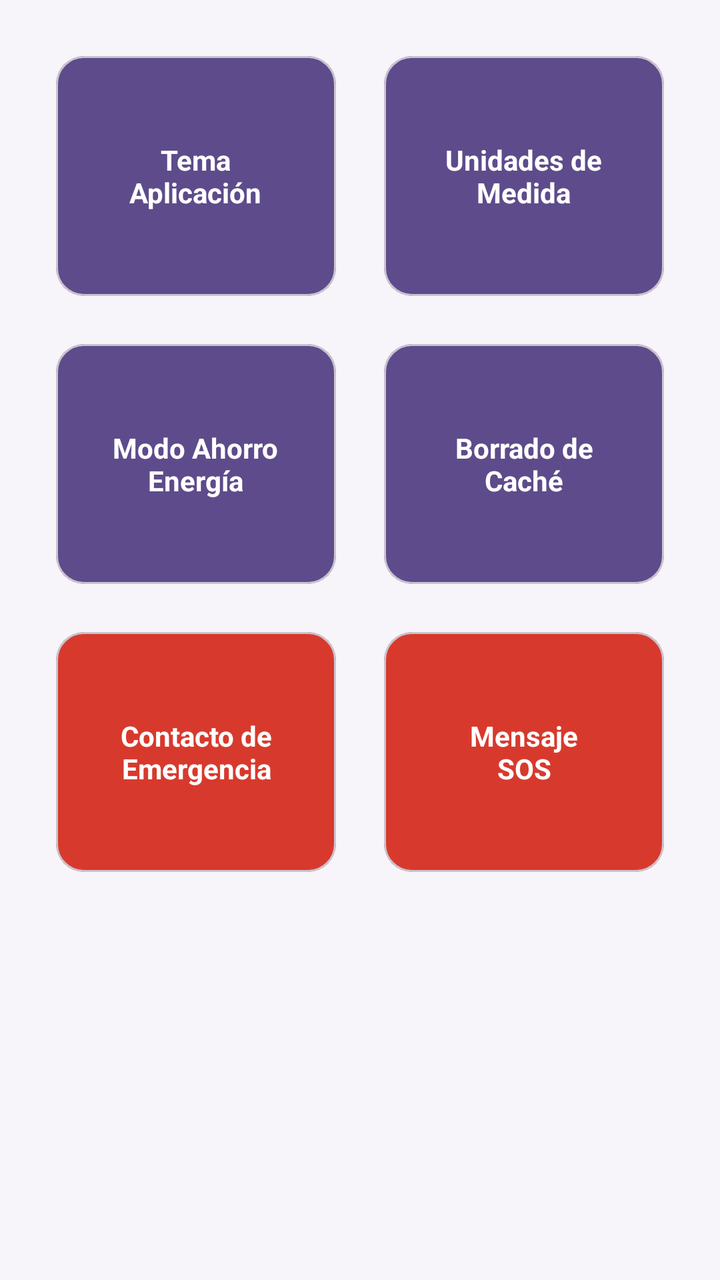
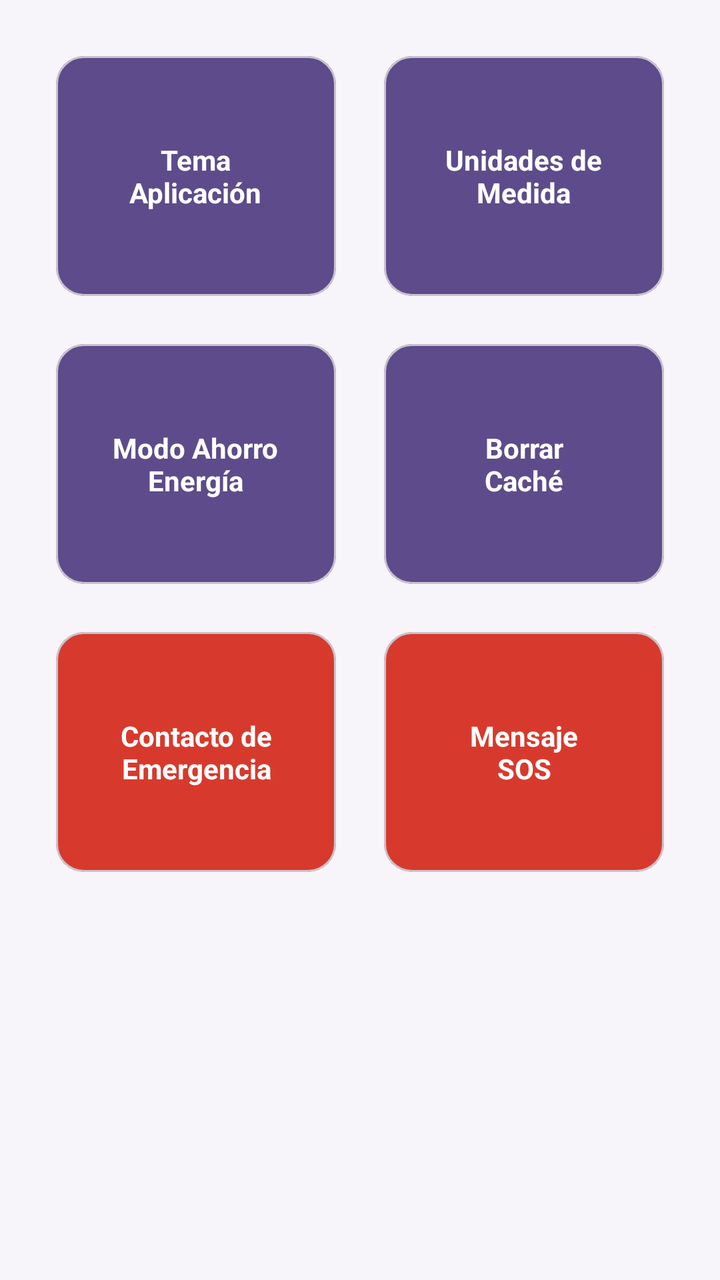

Compare the two renders of this Android layout. The source of the first and the diff that turns it into the second are given below.
<!-- AndroidManifest.xml: application theme Theme.BikeLight -->
<!-- res/layout/fragment_preferencias.xml -->
<?xml version="1.0" encoding="utf-8"?>
<ScrollView xmlns:android="http://schemas.android.com/apk/res/android"
    xmlns:app="http://schemas.android.com/apk/res-auto"
    android:layout_width="match_parent"
    android:layout_height="match_parent"
    android:padding="16dp"
    android:fillViewport="true"
    android:background="@color/bikelight_bg">

    <GridLayout
        android:layout_width="match_parent"
        android:layout_height="wrap_content"
        android:columnCount="2"
        android:alignmentMode="alignMargins"
        android:columnOrderPreserved="false">

        <com.google.android.material.card.MaterialCardView
            android:id="@+id/cardTemaApp"
            android:layout_width="0dp"
            android:layout_height="120dp"
            android:layout_columnWeight="1"
            android:layout_margin="12dp"
            app:cardCornerRadius="14dp"
            app:cardBackgroundColor="@color/bikelight_card">

            <TextView
                android:layout_width="wrap_content"
                android:layout_height="wrap_content"
                android:layout_gravity="center"
                android:gravity="center"
                android:text="Tema\nAplicación"
                android:textColor="@color/white"
                android:textStyle="bold"
                android:textSize="14sp" />
        </com.google.android.material.card.MaterialCardView>

        <com.google.android.material.card.MaterialCardView
            android:id="@+id/cardUnidadesMedida"
            android:layout_width="0dp"
            android:layout_height="120dp"
            android:layout_columnWeight="1"
            android:layout_margin="12dp"
            app:cardCornerRadius="14dp"
            app:cardBackgroundColor="@color/bikelight_card">

            <TextView
                android:layout_width="wrap_content"
                android:layout_height="wrap_content"
                android:layout_gravity="center"
                android:gravity="center"
                android:text="Unidades de\nMedida"
                android:textColor="@color/white"
                android:textStyle="bold"
                android:textSize="14sp" />
        </com.google.android.material.card.MaterialCardView>

        <com.google.android.material.card.MaterialCardView
            android:id="@+id/cardAhorroEnergia"
            android:layout_width="0dp"
            android:layout_height="120dp"
            android:layout_columnWeight="1"
            android:layout_margin="12dp"
            app:cardCornerRadius="14dp"
            app:cardBackgroundColor="@color/bikelight_card">

            <TextView
                android:layout_width="wrap_content"
                android:layout_height="wrap_content"
                android:layout_gravity="center"
                android:gravity="center"
                android:text="Modo Ahorro\nEnergía"
                android:textColor="@color/white"
                android:textStyle="bold"
                android:textSize="14sp" />
        </com.google.android.material.card.MaterialCardView>

        <com.google.android.material.card.MaterialCardView
            android:id="@+id/cardBorrarCache"
            android:layout_width="0dp"
            android:layout_height="120dp"
            android:layout_columnWeight="1"
            android:layout_margin="12dp"
            app:cardCornerRadius="14dp"
            app:cardBackgroundColor="@color/bikelight_card">

            <TextView
                android:layout_width="wrap_content"
                android:layout_height="wrap_content"
                android:layout_gravity="center"
                android:gravity="center"
                android:text="Borrado de\nCaché"
                android:textColor="@color/white"
                android:textStyle="bold"
                android:textSize="14sp" />
        </com.google.android.material.card.MaterialCardView>

        <com.google.android.material.card.MaterialCardView
            android:id="@+id/cardConfigContacto"
            android:layout_width="0dp"
            android:layout_height="120dp"
            android:layout_columnWeight="1"
            android:layout_margin="12dp"
            app:cardCornerRadius="14dp"
            app:cardBackgroundColor="@color/bikelight_sos">

            <TextView
                android:layout_width="wrap_content"
                android:layout_height="wrap_content"
                android:layout_gravity="center"
                android:gravity="center"
                android:text="Contacto de\nEmergencia"
                android:textColor="@color/white"
                android:textStyle="bold"
                android:textSize="14sp" />
        </com.google.android.material.card.MaterialCardView>

        <com.google.android.material.card.MaterialCardView
            android:id="@+id/cardConfigMensajeSos"
            android:layout_width="0dp"
            android:layout_height="120dp"
            android:layout_columnWeight="1"
            android:layout_margin="12dp"
            app:cardCornerRadius="14dp"
            app:cardBackgroundColor="@color/bikelight_sos">

            <TextView
                android:layout_width="wrap_content"
                android:layout_height="wrap_content"
                android:layout_gravity="center"
                android:gravity="center"
                android:text="Mensaje\nSOS"
                android:textColor="@color/white"
                android:textStyle="bold"
                android:textSize="14sp" />
        </com.google.android.material.card.MaterialCardView>
    </GridLayout>
</ScrollView>
<!-- resources referenced by this layout -->
<resources>
  <color name="bikelight_bg">#F7F5FA</color>
  <color name="bikelight_card">#5E4B8B</color>
  <color name="bikelight_sos">#d73a2d</color>
  <color name="white">#FFFFFF</color>
  <style name="Theme.BikeLight" parent="Base.Theme.BikeLight" />
  <style name="Base.Theme.BikeLight" parent="Theme.Material3.DayNight.NoActionBar">
          
          
      </style>
</resources>

<!-- the commit's change to res/layout/fragment_preferencias.xml (unified diff, before → after) -->
@@ -88,7 +88,7 @@
                 android:layout_height="wrap_content"
                 android:layout_gravity="center"
                 android:gravity="center"
-                android:text="Borrado de\nCaché"
+                android:text="Borrar\nCaché"
                 android:textColor="@color/white"
                 android:textStyle="bold"
                 android:textSize="14sp" />
